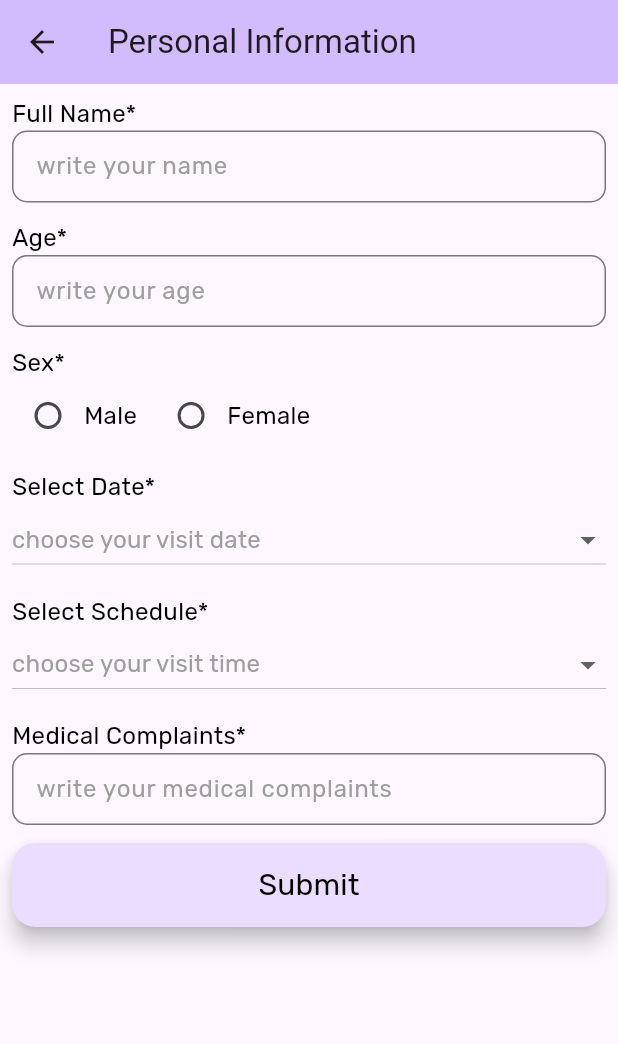
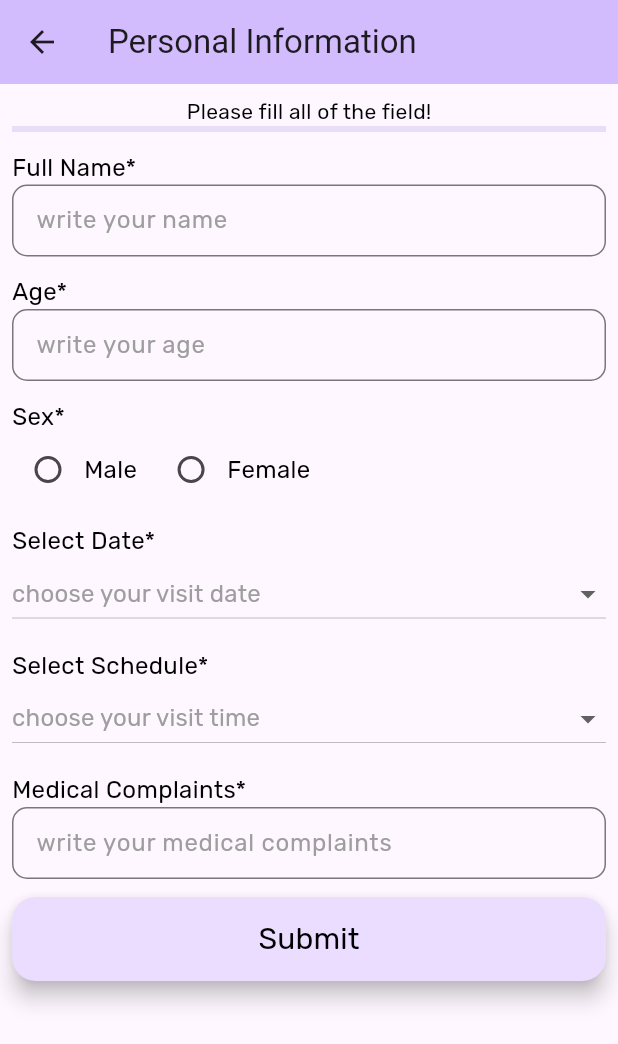
Before and after one commit to muhammad-fachrizal/queue_number, a Flutter app: the PersonalInformation screen opened directly, on a phone screen of 412 x 824 dp. Shown: the top 1044 px of the screen. Run offline on Flutter 3.47's test engine with Material 2 defaults, Android fonts, the phone set to English and light mode, and no system bars; our stand-ins replace get, material_symbols_icons.

Commit message:
Implement GetX at LinearProgressIndicator on Personal Information Screen

```diff
--- a/lib/src/common_widget/custom_text_field_widget.dart
+++ b/lib/src/common_widget/custom_text_field_widget.dart
@@ -1,19 +1,36 @@
 import 'package:flutter/material.dart';
+import 'package:flutter/services.dart';
+import 'package:get/get.dart';
+import 'package:queue_number/src/personal_information_controller.dart';
 import 'package:queue_number/src/theme_manager/text_style_manager.dart';
 
-class CustomTextFieldwidget extends StatelessWidget {
+class CustomTextFieldwidget extends StatefulWidget {
   const CustomTextFieldwidget({
     super.key,
     required this.controller,
     required this.labelName,
     required this.hintText,
+    required this.flgField,
     this.maxLines = 1,
+    this.keyboardType = TextInputType.text,
+    this.inputFormatters,
   });
 
   final TextEditingController controller;
   final String labelName;
   final String hintText;
   final int maxLines;
+  final TextInputType keyboardType;
+  final List<TextInputFormatter>? inputFormatters;
+  final String flgField;
+
+  @override
+  State<CustomTextFieldwidget> createState() => _CustomTextFieldwidgetState();
+}
+
+class _CustomTextFieldwidgetState extends State<CustomTextFieldwidget> {
+  final PersonalInformationController personalInformationController =
+      Get.put(PersonalInformationController());
 
   @override
   Widget build(BuildContext context) {
@@ -21,14 +38,16 @@ class CustomTextFieldwidget extends StatelessWidget {
       crossAxisAlignment: CrossAxisAlignment.start,
       children: [
         Text(
-          labelName,
+          widget.labelName,
           style: getRubikTextStyle(),
         ),
         TextField(
-          controller: controller,
+          controller: widget.controller,
+          keyboardType: widget.keyboardType,
+          inputFormatters: widget.inputFormatters,
           decoration: InputDecoration(
             isDense: true,
-            hintText: hintText,
+            hintText: widget.hintText,
             hintStyle: getRubikTextStyle(
               color: Colors.grey,
             ),
@@ -39,7 +58,14 @@ class CustomTextFieldwidget extends StatelessWidget {
             ),
           ),
           minLines: 1,
-          maxLines: maxLines,
+          maxLines: widget.maxLines,
+          onChanged: (String value) {
+            if (value.trim().isEmpty) {
+              personalInformationController.resetFlag(widget.flgField);
+            } else {
+              personalInformationController.raiseFlag(widget.flgField);
+            }
+          },
         ),
         const SizedBox(
           height: 12,
--- a/lib/src/common_widget/doctor_card_widget.dart
+++ b/lib/src/common_widget/doctor_card_widget.dart
@@ -1,5 +1,4 @@
 import 'package:flutter/material.dart';
-import 'package:queue_number/src/personal_information_screen.dart';
 import 'package:queue_number/src/theme_manager/text_style_manager.dart';
 
 class DoctorCardWidget extends StatelessWidget {
@@ -18,9 +17,7 @@ class DoctorCardWidget extends StatelessWidget {
   Widget build(BuildContext context) {
     return InkWell(
       onTap: () {
-        Navigator.push(context, MaterialPageRoute(builder: (context) {
-          return const PersonalInformation();
-        }));
+        Navigator.pushNamed(context, '/personalInformation');
       },
       child: Card(
         elevation: 12,
--- /dev/null
+++ b/lib/src/personal_information_controller.dart
@@ -0,0 +1,44 @@
+import 'package:get/get.dart';
+
+class PersonalInformationController extends GetxController {
+  final count = 0.0.obs;
+  final flgFields = <String, double>{
+    'flgFullName': 0.0,
+    'flgAge': 0.0,
+    'flgSex': 0.0,
+    'flgVisitDate': 0.0,
+    'flgSchedule': 0.0,
+    'flgMedicalComplaints': 0.0,
+  };
+  raiseFlag(String flgField) {
+    flgFields.forEach(
+      (key, value) {
+        if (key == flgField) {
+          flgFields.update(key, (value) => 1.0);
+        }
+      },
+    );
+    getTotalCount(flgFields);
+  }
+
+  resetFlag(String flgField) {
+    flgFields.forEach(
+      (key, value) {
+        if (key == flgField) {
+          flgFields.update(key, (value) => 0.0);
+        }
+      },
+    );
+    getTotalCount(flgFields);
+  }
+
+  getTotalCount(Map flgFields) {
+    count.value = 0.0;
+    flgFields.forEach(
+      (key, value) {
+        count.value += value;
+      },
+    );
+    count.value /= flgFields.length;
+  }
+}
--- a/lib/src/personal_information_screen.dart
+++ b/lib/src/personal_information_screen.dart
@@ -1,8 +1,9 @@
 import 'package:flutter/material.dart';
 import 'package:flutter/services.dart';
+import 'package:get/get.dart';
 import 'package:intl/intl.dart';
 import 'package:queue_number/src/common_widget/custom_text_field_widget.dart';
-import 'package:queue_number/src/queue_number_screen.dart';
+import 'package:queue_number/src/personal_information_controller.dart';
 import 'package:queue_number/src/theme_manager/text_style_manager.dart';
 
 class PersonalInformation extends StatefulWidget {
@@ -13,6 +14,8 @@ class PersonalInformation extends StatefulWidget {
 }
 
 class _PersonalInformationState extends State<PersonalInformation> {
+  final PersonalInformationController personalInformationController =
+      Get.put(PersonalInformationController());
   final TextEditingController _fullNameController = TextEditingController();
   final TextEditingController _ageController = TextEditingController();
   final TextEditingController _medicalComplaintsController =
@@ -30,12 +33,14 @@ class _PersonalInformationState extends State<PersonalInformation> {
   String? _visitTime;
   bool _isOpen = false;
   String _medicalComplaints = '';
+  String _flgField = '';
 
   @override
   void dispose() {
     _fullNameController.dispose();
     _ageController.dispose();
     _medicalComplaintsController.dispose();
+    Get.delete<PersonalInformationController>();
     super.dispose();
   }
 
@@ -54,15 +59,36 @@ class _PersonalInformationState extends State<PersonalInformation> {
           child: Column(
             crossAxisAlignment: CrossAxisAlignment.start,
             children: [
+              Center(
+                child: Text(
+                  'Please fill all of the field!',
+                  style: getRubikTextStyle(
+                    fontSize: 14,
+                  ),
+                ),
+              ),
+              Obx(
+                () => LinearProgressIndicator(
+                  value: personalInformationController.count.value,
+                  semanticsLabel: 'Linear progress indicator',
+                ),
+              ),
+              const SizedBox(
+                height: 12,
+              ),
               CustomTextFieldwidget(
                 controller: _fullNameController,
                 labelName: 'Full Name*',
                 hintText: 'write your name',
+                flgField: 'flgFullName',
               ),
               CustomTextFieldwidget(
                 controller: _ageController,
                 labelName: 'Age*',
                 hintText: 'write your age',
+                keyboardType: TextInputType.number,
+                inputFormatters: [FilteringTextInputFormatter.digitsOnly],
+                flgField: 'flgAge',
               ),
               Text(
                 'Sex*',
@@ -78,6 +104,8 @@ class _PersonalInformationState extends State<PersonalInformation> {
                       setState(
                         () {
                           _sex = value;
+                          _flgField = 'flgSex';
+                          personalInformationController.raiseFlag(_flgField);
                         },
                       );
                     },
@@ -96,6 +124,8 @@ class _PersonalInformationState extends State<PersonalInformation> {
                       setState(
                         () {
                           _sex = value;
+                          _flgField = 'flgSex';
+                          personalInformationController.raiseFlag(_flgField);
                         },
                       );
                     },
@@ -141,6 +171,8 @@ class _PersonalInformationState extends State<PersonalInformation> {
                   setState(
                     () {
                       _visitDate = value;
+                      _flgField = 'flgVisitDate';
+                      personalInformationController.raiseFlag(_flgField);
                     },
                   );
                 },
@@ -253,6 +285,7 @@ class _PersonalInformationState extends State<PersonalInformation> {
                 onChanged: (String? value) {
                   setState(
                     () {
+                      _flgField = 'flgSchedule';
                       _schedule = value;
                       List<String>? splitScheduleValue = _schedule?.split(' ');
                       _visitTime = splitScheduleValue?[0];
@@ -270,6 +303,9 @@ class _PersonalInformationState extends State<PersonalInformation> {
                             ),
                           ),
                         );
+                        personalInformationController.resetFlag(_flgField);
+                      } else {
+                        personalInformationController.raiseFlag(_flgField);
                       }
                     },
                   );
@@ -284,6 +320,7 @@ class _PersonalInformationState extends State<PersonalInformation> {
                 labelName: 'Medical Complaints*',
                 hintText: 'write your medical complaints',
                 maxLines: 5,
+                flgField: 'flgMedicalComplaints',
               ),
               Align(
                 alignment: Alignment.bottomCenter,
@@ -354,16 +391,10 @@ class _PersonalInformationState extends State<PersonalInformation> {
                           },
                         );
                       } else {
-                        Navigator.pushAndRemoveUntil(
+                        Navigator.pushReplacementNamed(
                           context,
-                          MaterialPageRoute(
-                            builder: (context) {
-                              return QueueNumberScreen(
-                                fullName: _fullName,
-                              );
-                            },
-                          ),
-                          (route) => false,
+                          '/queueNumberScreen',
+                          arguments: _fullName,
                         );
                       }
                     },
--- a/pubspec.yaml
+++ b/pubspec.yaml
@@ -37,6 +37,7 @@ dependencies:
   cupertino_icons: ^1.0.2
   material_symbols_icons: ^4.39.5
   intl: ^0.18.1
+  get: ^4.6.5
 
 dev_dependencies:
   flutter_test:
```
Also changed, not shown: lib/main.dart (+9 -1 lines), lib/src/queue_number_screen.dart (+1 -11 lines), pubspec.lock.
